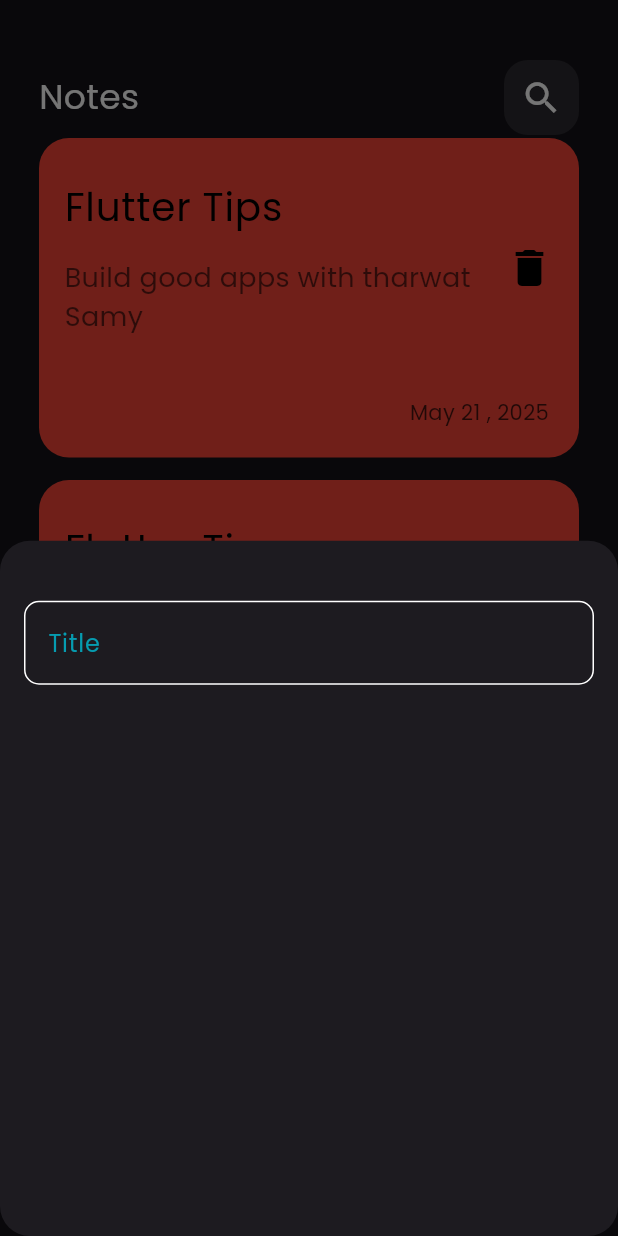
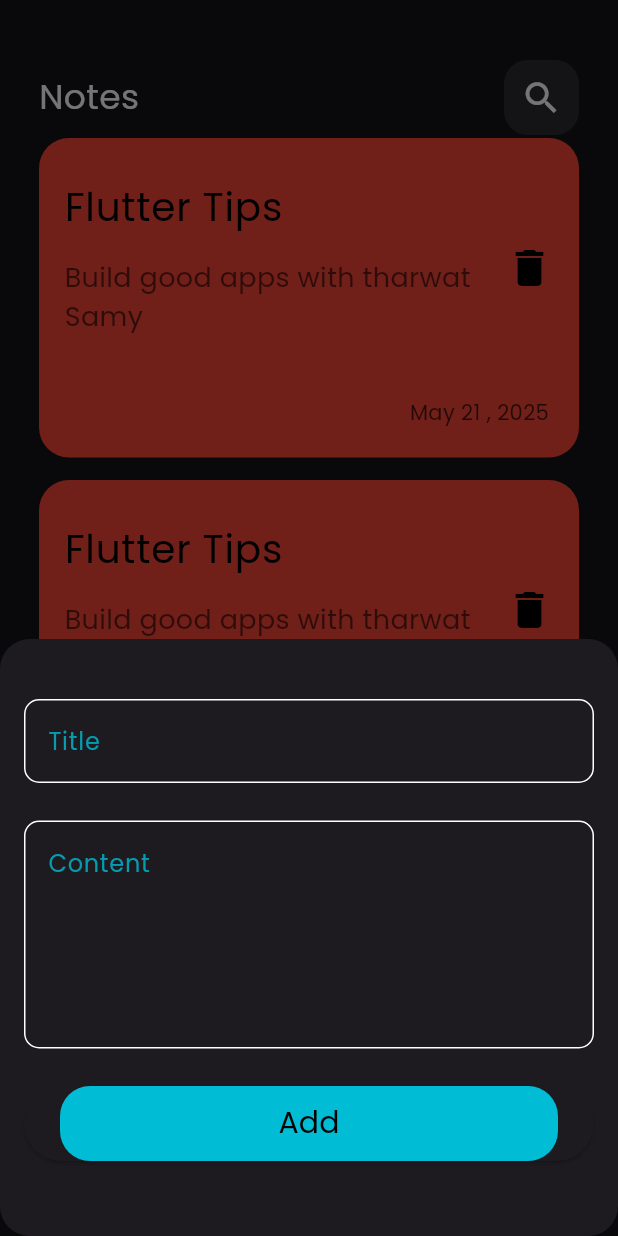
Before and after one commit to Amr-Elrayes/Notes_app, a Flutter app: the screen it shows after launch, after a tap on the "add" icon, on a phone screen of 412 x 824 dp. Run offline on Flutter 3.47's test engine with Material 3 defaults, Android fonts, the phone set to English and light mode, and no system bars.

Commit message:
finish notes sheet

```diff
--- a/lib/widgets/add_note_buttom_sheet.dart
+++ b/lib/widgets/add_note_buttom_sheet.dart
@@ -1,5 +1,7 @@
 import 'package:flutter/material.dart';
 import 'package:notes_app/widgets/custom_text_field.dart';
+
+import 'custom_buttom.dart';
 
 class AddNoteButtomSheet extends StatelessWidget {
   const AddNoteButtomSheet({super.key});
@@ -8,12 +10,28 @@ class AddNoteButtomSheet extends StatelessWidget {
   Widget build(BuildContext context) {
     return Padding(
       padding: const EdgeInsets.only(top: 40, left: 16, right: 16),
+      child: SingleChildScrollView(
         child: Column(
           children: [
             CustomTextField(
               hintText: "Title",
             ),
+            SizedBox(
+              height: 25,
+            ),
+            CustomTextField(
+              hintText: "Content",
+              maxlins: 5,
+            ),
+            SizedBox(
+              height: 25,
+            ),
+            ElevatedButton(onPressed: () {}, child: customButton()),
+            SizedBox(
+              height: 50,
+            )
           ],
+        ),
       ),
     );
   }
--- /dev/null
+++ b/lib/widgets/custom_buttom.dart
@@ -0,0 +1,28 @@
+import 'package:flutter/material.dart';
+
+import '../constants.dart';
+
+class customButton extends StatelessWidget {
+  const customButton({super.key});
+
+  @override
+  Widget build(BuildContext context) {
+    return Container(
+                width: MediaQuery.of(context).size.width,
+                height: 50,
+                decoration: BoxDecoration(
+                    borderRadius: BorderRadius.circular(20),
+                    color: KprimaryColor),
+                child: Center(
+                  child: Text(
+                    "Add",
+                    style: TextStyle(
+                      fontFamily: 'Poppins',
+                      color: Colors.black,
+                      fontSize: 20,
+                    ),
+                  ),
+                ),
+              );
+  }
+}
--- a/lib/widgets/custom_text_field.dart
+++ b/lib/widgets/custom_text_field.dart
@@ -2,12 +2,14 @@ import 'package:flutter/material.dart';
 import 'package:notes_app/constants.dart';
 
 class CustomTextField extends StatelessWidget {
-  const CustomTextField({super.key, required this.hintText});
+  const CustomTextField({super.key, required this.hintText,  this.maxlins = 1});
   final String hintText;
+  final int maxlins;
   @override
   Widget build(BuildContext context) {
     return TextField(
       cursorColor: KprimaryColor,
+      maxLines: maxlins,
       decoration: InputDecoration(
         hintText: hintText,
         hintStyle: TextStyle(color: KprimaryColor.withOpacity(0.8)),
```
Lines whose indentation alone changed are shown as unchanged.
